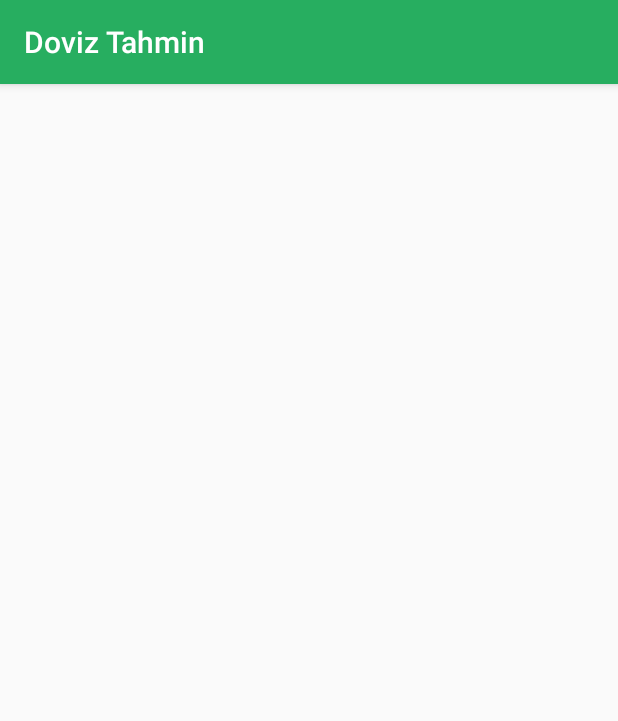
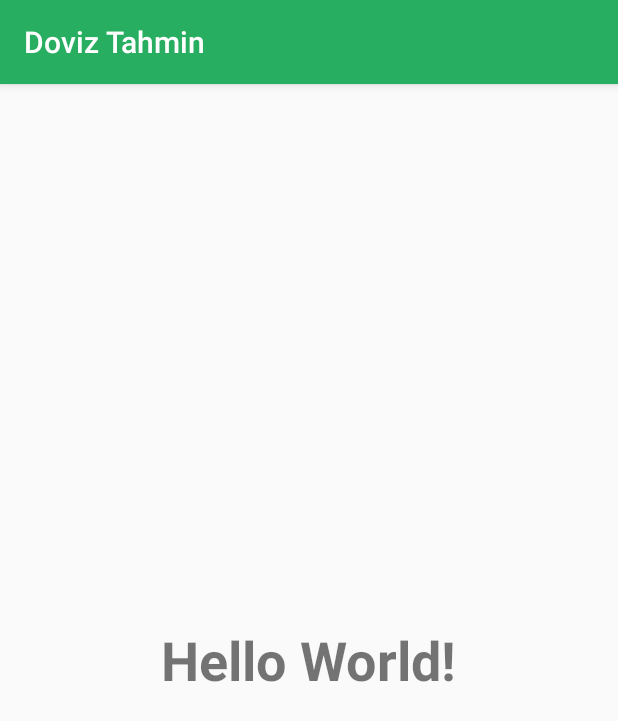
Before and after one commit to semsturgut/DovizTahmin, an Android app: the screen it shows after launch (DTMain), on a phone screen of 412 x 824 dp. Shown: the top 721 px of the screen. Run offline under Robolectric (Android 15) with nearby library versions, the phone set to English and light mode, and no system bars.

Commit message:
Added Hello World!

```diff
--- a/app/src/main/res/layout/activity_dtmain.xml
+++ b/app/src/main/res/layout/activity_dtmain.xml
@@ -4,10 +4,15 @@
     android:id="@+id/activity_dtmain"
     android:layout_width="match_parent"
     android:layout_height="match_parent"
-    android:paddingBottom="@dimen/activity_vertical_margin"
-    android:paddingLeft="@dimen/activity_horizontal_margin"
-    android:paddingRight="@dimen/activity_horizontal_margin"
-    android:paddingTop="@dimen/activity_vertical_margin"
     tools:context="com.semsturgut.doviztahmin.DTMain">
 
+    <TextView
+        android:id="@+id/textView"
+        android:layout_width="wrap_content"
+        android:layout_height="wrap_content"
+        android:layout_centerHorizontal="true"
+        android:layout_centerVertical="true"
+        android:text="@string/hello_world"
+        android:textSize="36sp"
+        android:textStyle="bold" />
 </RelativeLayout>
--- a/app/src/main/res/layout/activity_splash.xml
+++ b/app/src/main/res/layout/activity_splash.xml
@@ -13,6 +13,8 @@
         android:layout_centerInParent="true"
         android:scaleType="centerCrop"
         app:srcCompat="@mipmap/dtsplash"
-        android:id="@+id/imageView" />
+        android:id="@+id/imageView"
+        android:contentDescription="@string/app_name"
+        tools:ignore="ContentDescription" />
 
 </RelativeLayout>
--- a/app/src/main/res/values/strings.xml
+++ b/app/src/main/res/values/strings.xml
@@ -1,3 +1,4 @@
 <resources>
     <string name="app_name">Doviz Tahmin</string>
+    <string name="hello_world">Hello World!</string>
 </resources>
--- a/build.gradle
+++ b/build.gradle
@@ -5,7 +5,7 @@ buildscript {
         jcenter()
     }
     dependencies {
-        classpath 'com.android.tools.build:gradle:2.3.1'
+        classpath 'com.android.tools.build:gradle:2.3.3'
 
         // NOTE: Do not place your application dependencies here; they belong
         // in the individual module build.gradle files
```
